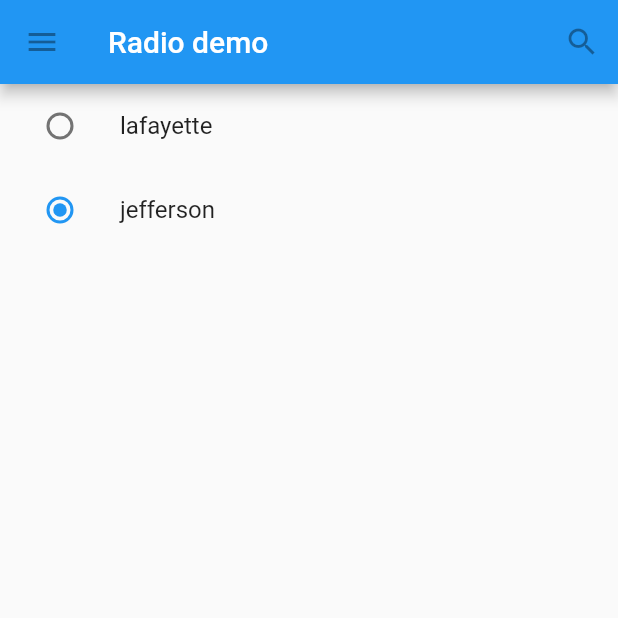
After one commit to xzhang76/FirstFlutterApp, a Flutter app: the MyRadioWidget screen opened directly, on a phone screen of 412 x 824 dp, the top half of it. The commit adds this screen. Run offline on Flutter 3.47's test engine with Material 2 defaults, Android fonts, the phone set to English and light mode, and no system bars.

Commit message:
Radio demo

```diff
--- a/lib/listItem.dart
+++ b/lib/listItem.dart
@@ -17,4 +17,5 @@ const List<ListItem> itemList = const <ListItem>[
   const ListItem(title: 'IconButton', icon: Icons.import_contacts),
   const ListItem(title: 'Drawer', icon: Icons.cloud_done),
   const ListItem(title: 'Widgets', icon: Icons.wc),
+  const ListItem(title: 'Radio', icon: Icons.radio),
 ];
--- a/lib/main.dart
+++ b/lib/main.dart
@@ -1,5 +1,6 @@
 import 'package:flutter/material.dart';
 import 'package:myapp/listItem.dart';
+import 'package:myapp/radiobutton/MyRadioDemo.dart';
 import 'package:myapp/snackBar.dart';
 import 'package:myapp/myBottomNavigationBar.dart';
 import 'package:myapp/widgets/MyWidgetsHome.dart';
@@ -80,6 +81,8 @@ Widget _buildRow(ListItem item, BuildContext context, int index) {
         drawerDemo(context);
       } else if(index == 8) {
         widgetsDemo(context);
+      } else if(index == 9) {
+        radioDemo(context);
       }
     },
   );
@@ -138,3 +141,9 @@ void widgetsDemo(BuildContext context) {
     return new MyWidgetHome();
   }));
 }
+
+void radioDemo(BuildContext context) {
+  Navigator.push(context, MaterialPageRoute(builder: (context) {
+    return new MyRadioWidget();
+  }));
+}
--- /dev/null
+++ b/lib/radiobutton/MyRadioDemo.dart
@@ -0,0 +1,58 @@
+import 'package:flutter/material.dart';
+
+class MyRadioWidget extends StatefulWidget {
+  @override
+  State<StatefulWidget> createState() {
+    return new _MyRadioWidgetState();
+  }
+}
+
+enum SingingCharacter { lafayette, jefferson }
+
+class _MyRadioWidgetState extends State<MyRadioWidget> {
+  SingingCharacter _character = SingingCharacter.jefferson;
+
+  @override
+  Widget build(BuildContext context) {
+    return new Scaffold(
+      appBar: new AppBar(
+        leading: new IconButton(icon: new Icon(Icons.menu), onPressed: null),
+        title: new Text('Radio demo'),
+        actions: <Widget>[
+          new IconButton(icon: new Icon(Icons.search), onPressed: null)
+        ],
+      ),
+      body: new Container(
+        child: new Column(
+          children: <Widget>[
+            ListTile(
+              title: const Text('lafayette'),
+              leading: new Radio(
+                  //If groupValue and value match, this radio will be selected
+                  value: SingingCharacter.lafayette,
+                  groupValue: _character,
+                  onChanged: (SingingCharacter value) {
+                    _radioChanged(value);
+                  }),
+            ),
+            ListTile(
+              title: const Text('jefferson'),
+              leading: new Radio(
+                  value: SingingCharacter.jefferson,
+                  groupValue: _character,
+                  onChanged: (SingingCharacter value) {
+                    _radioChanged(value);
+                  }),
+            ),
+          ],
+        ),
+      ),
+    );
+  }
+
+  void _radioChanged(SingingCharacter value) {
+    setState(() {
+      _character = value;
+    });
+  }
+}
```
